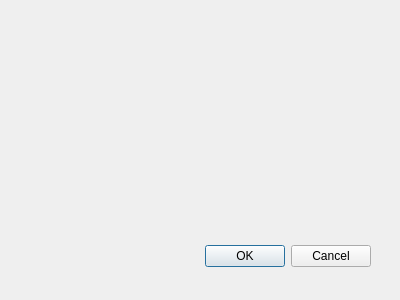
Qt form FilmManager/modifyepisodedialog.ui (Zachaly/Jipp_Projekt_ZS_NS) before a commit.
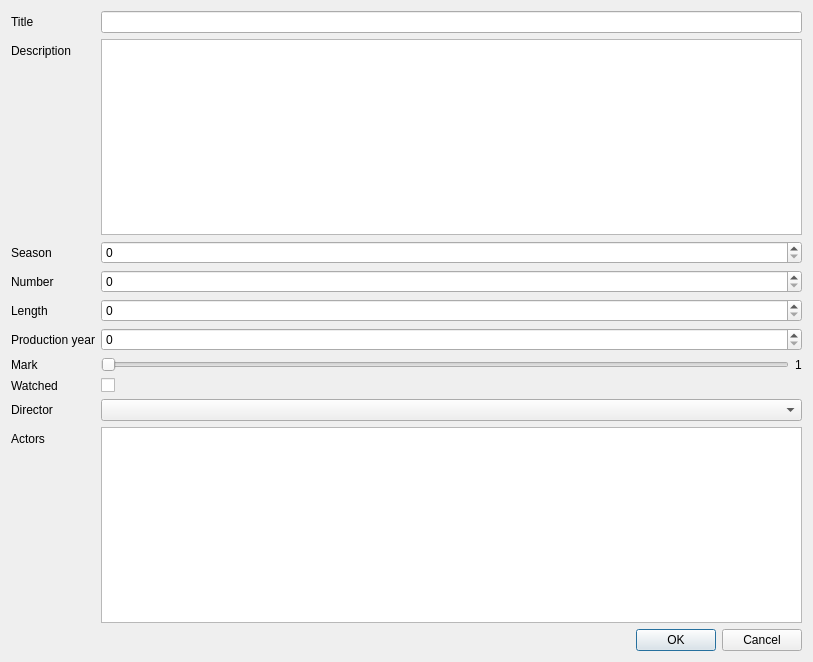
The same form after that commit.

Patch:
```diff
--- a/FilmManager/modifyepisodedialog.ui
+++ b/FilmManager/modifyepisodedialog.ui
@@ -6,29 +6,148 @@
    <rect>
     <x>0</x>
     <y>0</y>
-    <width>400</width>
-    <height>300</height>
+    <width>813</width>
+    <height>662</height>
    </rect>
   </property>
   <property name="windowTitle">
    <string>Dialog</string>
   </property>
-  <widget class="QDialogButtonBox" name="buttonBox">
-   <property name="geometry">
-    <rect>
-     <x>30</x>
-     <y>240</y>
-     <width>341</width>
-     <height>32</height>
-    </rect>
-   </property>
-   <property name="orientation">
-    <enum>Qt::Orientation::Horizontal</enum>
-   </property>
-   <property name="standardButtons">
-    <set>QDialogButtonBox::StandardButton::Cancel|QDialogButtonBox::StandardButton::Ok</set>
-   </property>
-  </widget>
+  <layout class="QVBoxLayout" name="verticalLayout">
+   <item>
+    <layout class="QFormLayout" name="formLayout">
+     <item row="0" column="0">
+      <widget class="QLabel" name="titleLabel">
+       <property name="text">
+        <string>Title</string>
+       </property>
+      </widget>
+     </item>
+     <item row="0" column="1">
+      <widget class="QLineEdit" name="titleEdit"/>
+     </item>
+     <item row="1" column="0">
+      <widget class="QLabel" name="descriptionLabel">
+       <property name="text">
+        <string>Description</string>
+       </property>
+      </widget>
+     </item>
+     <item row="1" column="1">
+      <widget class="QTextEdit" name="descriptionEdit"/>
+     </item>
+     <item row="2" column="0">
+      <widget class="QLabel" name="seasonLabel">
+       <property name="text">
+        <string>Season</string>
+       </property>
+      </widget>
+     </item>
+     <item row="2" column="1">
+      <widget class="QSpinBox" name="seasonSpinBox"/>
+     </item>
+     <item row="3" column="0">
+      <widget class="QLabel" name="numberLabel">
+       <property name="text">
+        <string>Number</string>
+       </property>
+      </widget>
+     </item>
+     <item row="3" column="1">
+      <widget class="QSpinBox" name="numberSpinBox"/>
+     </item>
+     <item row="4" column="0">
+      <widget class="QLabel" name="lengthLabel">
+       <property name="text">
+        <string>Length</string>
+       </property>
+      </widget>
+     </item>
+     <item row="4" column="1">
+      <widget class="QSpinBox" name="lengthSpinBox"/>
+     </item>
+     <item row="6" column="0">
+      <widget class="QLabel" name="markLabel">
+       <property name="text">
+        <string>Mark</string>
+       </property>
+      </widget>
+     </item>
+     <item row="7" column="0">
+      <widget class="QLabel" name="watchedLabel">
+       <property name="text">
+        <string>Watched</string>
+       </property>
+      </widget>
+     </item>
+     <item row="7" column="1">
+      <widget class="QCheckBox" name="watchedCheckBox">
+       <property name="text">
+        <string/>
+       </property>
+      </widget>
+     </item>
+     <item row="8" column="0">
+      <widget class="QLabel" name="directorLabel">
+       <property name="text">
+        <string>Director</string>
+       </property>
+      </widget>
+     </item>
+     <item row="8" column="1">
+      <widget class="QComboBox" name="directorComboBox"/>
+     </item>
+     <item row="9" column="0">
+      <widget class="QLabel" name="actorLabel">
+       <property name="text">
+        <string>Actors</string>
+       </property>
+      </widget>
+     </item>
+     <item row="9" column="1">
+      <widget class="QListWidget" name="actorList"/>
+     </item>
+     <item row="6" column="1">
+      <layout class="QHBoxLayout" name="horizontalLayout">
+       <item>
+        <widget class="QSlider" name="markSlider">
+         <property name="orientation">
+          <enum>Qt::Orientation::Horizontal</enum>
+         </property>
+        </widget>
+       </item>
+       <item>
+        <widget class="QLabel" name="markValueLabel">
+         <property name="text">
+          <string>1</string>
+         </property>
+        </widget>
+       </item>
+      </layout>
+     </item>
+     <item row="5" column="0">
+      <widget class="QLabel" name="productionYearLabel">
+       <property name="text">
+        <string>Production year</string>
+       </property>
+      </widget>
+     </item>
+     <item row="5" column="1">
+      <widget class="QSpinBox" name="productionYearSpinBox"/>
+     </item>
+    </layout>
+   </item>
+   <item>
+    <widget class="QDialogButtonBox" name="buttonBox">
+     <property name="orientation">
+      <enum>Qt::Orientation::Horizontal</enum>
+     </property>
+     <property name="standardButtons">
+      <set>QDialogButtonBox::StandardButton::Cancel|QDialogButtonBox::StandardButton::Ok</set>
+     </property>
+    </widget>
+   </item>
+  </layout>
  </widget>
  <resources/>
  <connections>
```
